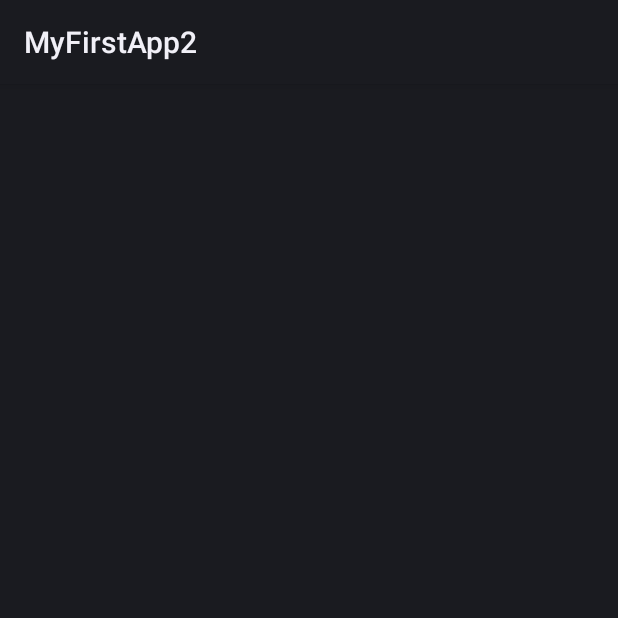
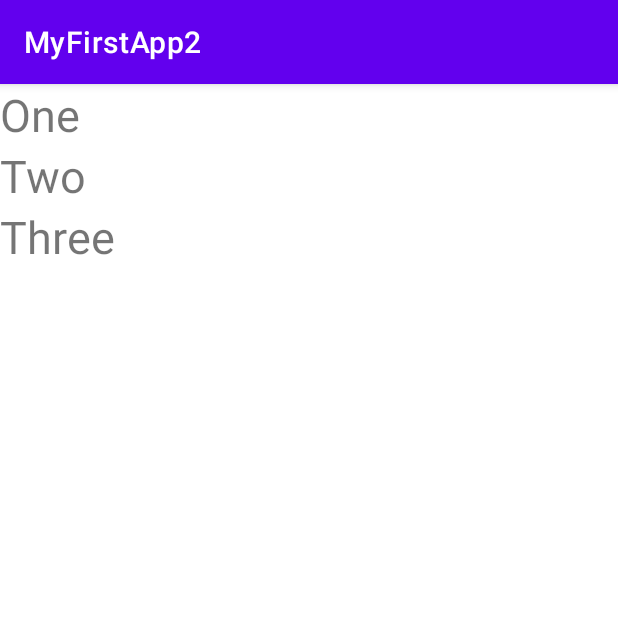
Before and after one commit to shumvlesu/MyFirstApp2, an Android app: the screen it shows after launch (MainActivity), on a phone screen of 412 x 824 dp, the top half of it. Run offline under Robolectric (Android 15) with nearby library versions, the phone set to English and light mode, and no system bars.

Commit message:
8 Урок 1:09:17 создал RecyclerView. Но пока без слушателя нажатий. стр. 14

```diff
--- a/app/src/main/java/com/shumikhin/myfirstapp2/MainActivity.java
+++ b/app/src/main/java/com/shumikhin/myfirstapp2/MainActivity.java
@@ -32,7 +32,7 @@ public class MainActivity extends AppCompatActivity {
         FragmentManager fragmentManager = getSupportFragmentManager();
         // Открыть транзакцию
         FragmentTransaction fragmentTransaction = fragmentManager.beginTransaction();
-        fragmentTransaction.replace(R.id.fragment_container, fragment);
+        fragmentTransaction.replace(R.id.my_fragment_container, fragment);
         fragmentTransaction.addToBackStack(null);
         // Закрыть транзакцию
         fragmentTransaction.commit();
--- a/app/src/main/java/com/shumikhin/myfirstapp2/ui/SocialNetworkAdapter.java
+++ b/app/src/main/java/com/shumikhin/myfirstapp2/ui/SocialNetworkAdapter.java
@@ -10,6 +10,8 @@ import androidx.recyclerview.widget.RecyclerView;
 
 import com.shumikhin.myfirstapp2.R;
 
+
+//это класс для управления адаптером
 public class SocialNetworkAdapter extends RecyclerView.Adapter<SocialNetworkAdapter.ViewHolder> {
 
     private String[] dataSource;
@@ -43,6 +45,7 @@ public class SocialNetworkAdapter extends RecyclerView.Adapter<SocialNetworkAdap
     }
 
     // Вернуть размер данных, вызывается менеджером
+    //число итемов не должно быть больше числа строк массива
     @Override
     public int getItemCount() {
         return dataSource.length;
--- a/app/src/main/res/layout/activity_main.xml
+++ b/app/src/main/res/layout/activity_main.xml
@@ -10,7 +10,7 @@
     tools:showIn="@layout/activity_main">
 
     <FrameLayout
-        android:id="@+id/fragment_container"
+        android:id="@+id/my_fragment_container"
         android:layout_width="match_parent"
         android:layout_height="match_parent" />
 </FrameLayout>
--- a/app/src/main/res/values/themes.xml
+++ b/app/src/main/res/values/themes.xml
@@ -1,28 +1,16 @@
-<resources>
-
-    !-- Base application theme. -->
-    <style name="AppTheme" parent="Theme.AppCompat.Light.NoActionBar">
+<resources xmlns:tools="http://schemas.android.com/tools">
+    <!-- Base application theme. -->
+    <style name="Theme.MyFirstApp2" parent="Theme.MaterialComponents.DayNight.DarkActionBar">
+        <!-- Primary brand color. -->
+        <item name="colorPrimary">@color/purple_500</item>
+        <item name="colorPrimaryVariant">@color/purple_700</item>
+        <item name="colorOnPrimary">@color/white</item>
+        <!-- Secondary brand color. -->
+        <item name="colorSecondary">@color/teal_200</item>
+        <item name="colorSecondaryVariant">@color/teal_700</item>
+        <item name="colorOnSecondary">@color/black</item>
+        <!-- Status bar color. -->
+        <item name="android:statusBarColor" tools:targetApi="l">?attr/colorPrimaryVariant</item>
         <!-- Customize your theme here. -->
-        <item name="colorPrimary">@android:color/background_dark</item>
-        <item name="colorPrimaryDark">@android:color/background_dark</item>
-        <item name="colorAccent">@android:color/background_dark</item>
     </style>
-
-    <!--    &lt;!&ndash; Base application theme. &ndash;&gt;-->
-<!--    <style name="AppTheme" parent="Theme.MaterialComponents.Light.DarkActionBar">-->
-<!--        &lt;!&ndash; Customize your theme here. &ndash;&gt;-->
-<!--        <item name="colorPrimary">@color/purple_500</item>-->
-<!--        <item name="colorPrimaryDark">@color/purple_700</item>-->
-<!--        <item name="colorAccent">@color/white</item>-->
-<!--    </style>-->
-
-<!--    <style name="AppTheme.NoActionBar">-->
-<!--        <item name="windowActionBar">false</item>-->
-<!--        <item name="windowNoTitle">true</item>-->
-<!--    </style>-->
-
-<!--    <style name="AppTheme.AppBarOverlay" parent="ThemeOverlay.MaterialComponents.Dark.ActionBar" />-->
-
-<!--    <style name="AppTheme.PopupOverlay" parent="ThemeOverlay.MaterialComponents.Toolbar.Primary" />-->
-
 </resources>
```
Also changed, not shown: app/src/main/java/com/shumikhin/myfirstapp2/ui/SocialNetworkFragment.java (+12 -0 lines).
